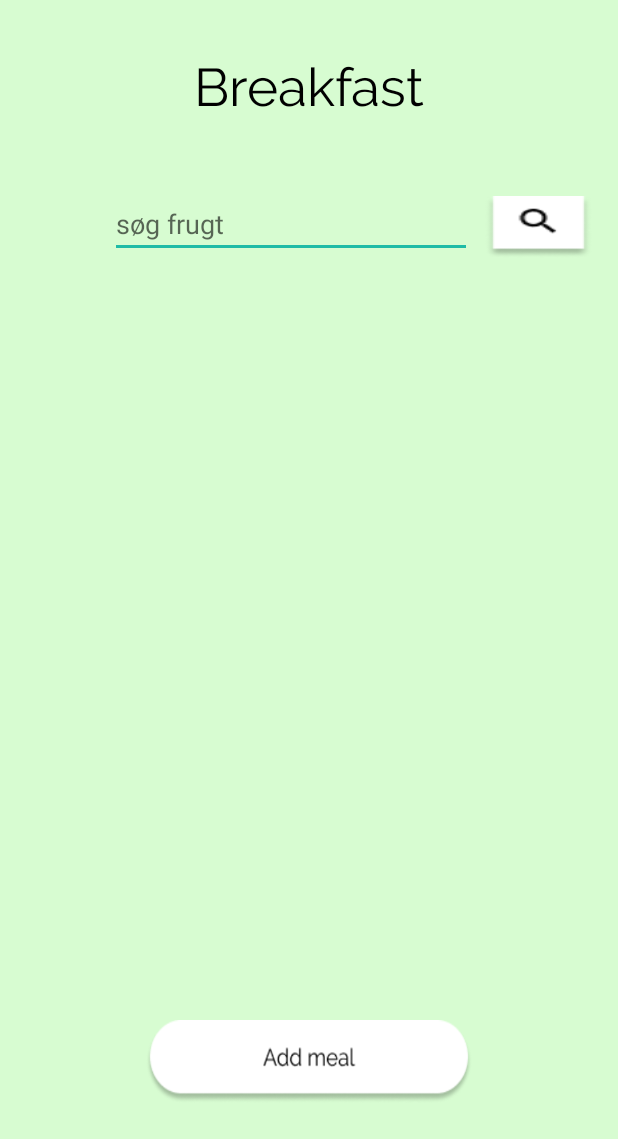
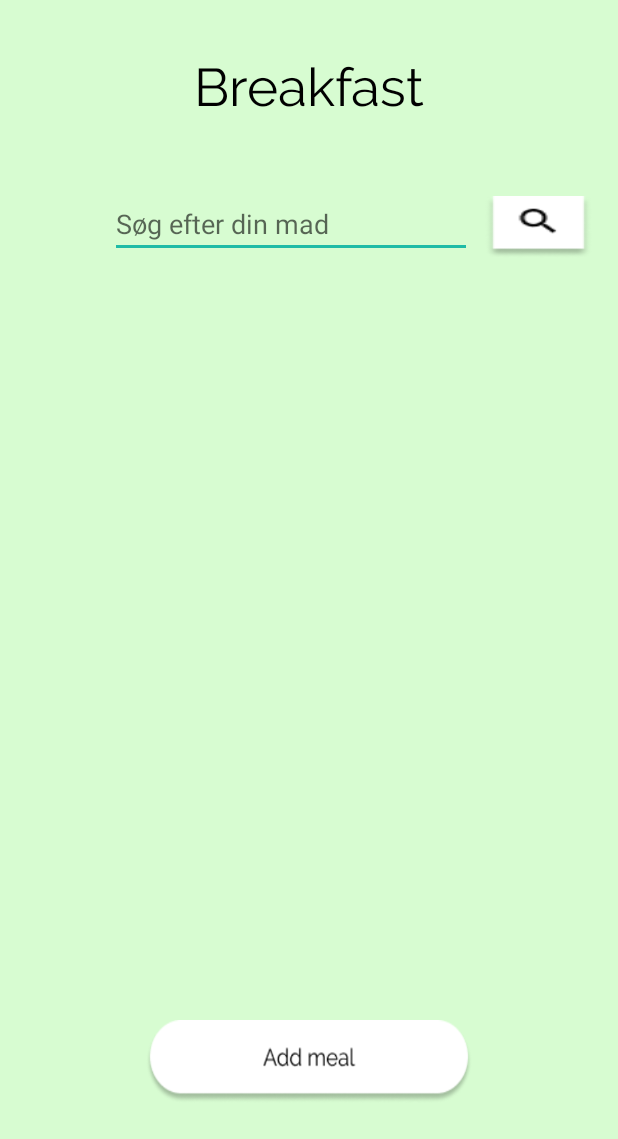
Before and after one commit to antonoeschmidt/GR_B07, an Android app: the BreakfastActivity screen opened directly, with no data from a screen before it, on a phone screen of 412 x 824 dp. Shown: the top 1139 px of the screen. Run offline under Robolectric (Android 15) with nearby library versions, the phone set to English and light mode, and no system bars; Roboto replaces fonts that are not available here; 1 statement that could not run was skipped.

Commit message:
Småting

```diff
--- a/app/src/main/res/layout/activity_add_food_template.xml
+++ b/app/src/main/res/layout/activity_add_food_template.xml
@@ -106,7 +106,7 @@
         android:id="@+id/autoTextView"
         android:layout_width="241dp"
         android:layout_height="42dp"
-        android:hint="søg frugt"
+        android:hint="Søg efter din mad"
         android:inputType="text"
         app:layout_constraintBottom_toBottomOf="parent"
         app:layout_constraintEnd_toEndOf="parent"
```
